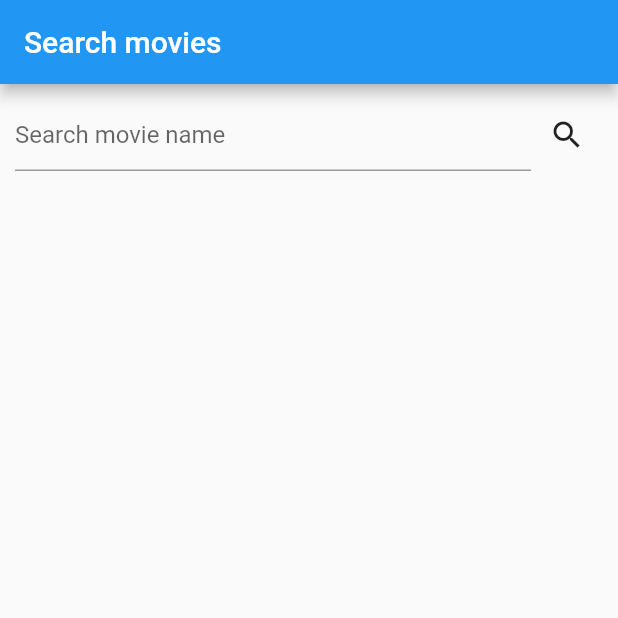
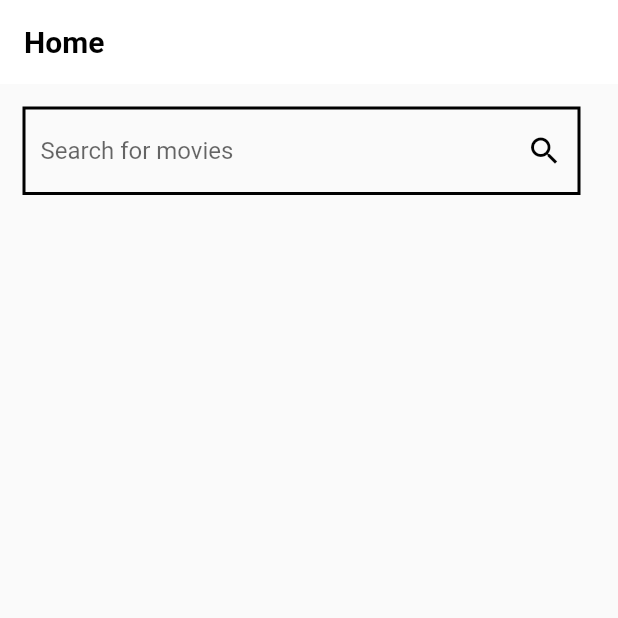
Before and after one commit to aj-abhijeet21/movie-app, a Flutter app: the screen it shows after launch, on a phone screen of 412 x 824 dp, the top half of it. Run offline on Flutter 3.47's test engine with Material 2 defaults, Android fonts, the phone set to English and light mode, and no system bars.

```diff
--- a/lib/main.dart
+++ b/lib/main.dart
@@ -1,5 +1,4 @@
 import 'package:flutter/material.dart';
-import 'package:imdb/home.dart';
 import 'package:imdb/screens/movie_home.dart';
 
 void main() {
@@ -14,10 +13,11 @@ class MyApp extends StatelessWidget {
   Widget build(BuildContext context) {
     return MaterialApp(
       title: 'IMDB App',
+      debugShowCheckedModeBanner: false,
       theme: ThemeData(
-        primarySwatch: Colors.blue,
+        primarySwatch: Colors.green,
       ),
-      home: MoviesHome(),
+      home: const MoviesHome(),
     );
   }
 }
--- a/lib/models/movies.dart
+++ b/lib/models/movies.dart
@@ -5,12 +5,13 @@ class Movie {
   String imageUrl;
   String imdbID;
 
-  Movie(
-      {required this.title,
+  Movie({
+    required this.title,
     required this.year,
     required this.type,
     required this.imageUrl,
-      required this.imdbID});
+    required this.imdbID,
+  });
 
   factory Movie.fromJson(dynamic json) {
     return Movie(
@@ -18,6 +19,7 @@ class Movie {
       year: json['Year'],
       type: json['Type'],
       imageUrl: json['Poster'],
-        imdbID: json['imdbID']);
+      imdbID: json['imdbID'],
+    );
   }
 }
--- a/lib/screens/movie_home.dart
+++ b/lib/screens/movie_home.dart
@@ -37,11 +37,17 @@ class _MoviesHomeState extends State<MoviesHome> {
   Widget build(BuildContext context) {
     return Scaffold(
       appBar: AppBar(
-        title: Text('Search movies'),
+        title: const Text(
+          'Home',
+          style: TextStyle(
+              color: Colors.black, fontWeight: FontWeight.bold, fontSize: 20),
+        ),
+        backgroundColor: Colors.white,
+        elevation: 0.0,
       ),
       body: SingleChildScrollView(
         child: Padding(
-          padding: const EdgeInsets.all(10.0),
+          padding: const EdgeInsets.all(15.0),
           child: Column(
             children: [
               Row(
@@ -49,22 +55,38 @@ class _MoviesHomeState extends State<MoviesHome> {
                   Expanded(
                     child: TextField(
                       controller: searchTextController,
-                      decoration: const InputDecoration(
-                        hintText: 'Search movie name',
+                      decoration: InputDecoration(
+                        suffixIcon: IconButton(
+                          onPressed: () {
+                            setState(
+                              () {
+                                searchText = searchTextController.text;
+                              },
+                            );
+                          },
+                          icon: const Icon(Icons.search),
+                          color: Colors.black,
+                        ),
+                        enabledBorder: const OutlineInputBorder(
+                          borderRadius: BorderRadius.all(Radius.zero),
+                          borderSide: BorderSide(
+                            color: Colors.black,
+                            width: 2.0,
+                          ),
+                        ),
+                        hintText: 'Search for movies',
+                        border: const OutlineInputBorder(
+                          borderRadius: BorderRadius.all(Radius.zero),
+                          borderSide: BorderSide(
+                            color: Colors.black,
+                            width: 2.0,
+                          ),
+                        ),
                       ),
                     ),
                   ),
-                  IconButton(
-                    onPressed: () {
-                      setState(
-                        () {
-                          searchText = searchTextController.text;
-                        },
-                      );
-                      // getMovie();
-                      // searchMovie(searchText);
-                    },
-                    icon: const Icon(Icons.search),
+                  const SizedBox(
+                    width: 10,
                   ),
                 ],
               ),
@@ -83,11 +105,15 @@ class _MoviesHomeState extends State<MoviesHome> {
                         );
                       } else if (snapshot.connectionState ==
                           ConnectionState.waiting) {
-                        return Center(
+                        return const Center(
                           child: CircularProgressIndicator(),
                         );
                       } else {
-                        return Text(snapshot.error.toString());
+                        return Center(
+                          child: Text(
+                            snapshot.error.toString(),
+                          ),
+                        );
                       }
                     }),
             ],
--- a/lib/utilities/movie_services.dart
+++ b/lib/utilities/movie_services.dart
@@ -2,7 +2,6 @@ import 'dart:convert';
 import 'package:http/http.dart' as http;
 import 'package:imdb/models/movie_info.dart';
 import 'package:imdb/models/movies.dart';
-import 'package:imdb/widgets/movie_list.dart';
 
 Future<List<Movie>> searchMovie(query) async {
   var url = Uri.parse('http://www.omdbapi.com/?s=$query&apikey=8923dcd0');
@@ -13,9 +12,9 @@ Future<List<Movie>> searchMovie(query) async {
     Map jsonData = json.decode(response.body);
     if (jsonData['Response'] == 'True') {
       var data = jsonData['Search'] as List;
-      print(data);
+      // print(data);
       var movieList = data.map((item) => Movie.fromJson(item)).toList();
-      print(movieList.length);
+      // print(movieList.length);
       return movieList;
     } else {
       throw Exception(jsonData['Error']);
--- a/pubspec.yaml
+++ b/pubspec.yaml
@@ -60,7 +60,7 @@ flutter:
 
   # To add assets to your application, add an assets section, like this:
   assets:
-    - assets/images/
+    - assets/images/No_image_available.png
   #   - images/a_dot_ham.jpeg
 
   # An image asset can refer to one or more resolution-specific "variants", see
```
Also changed, not shown: lib/home.dart (deleted, +0 -147 lines), lib/screens/movie_detail.dart (+74 -13 lines), lib/widgets/movie_card.dart (+34 -11 lines), lib/widgets/movie_list.dart (+5 -5 lines). Lines whose indentation alone changed are shown as unchanged.
